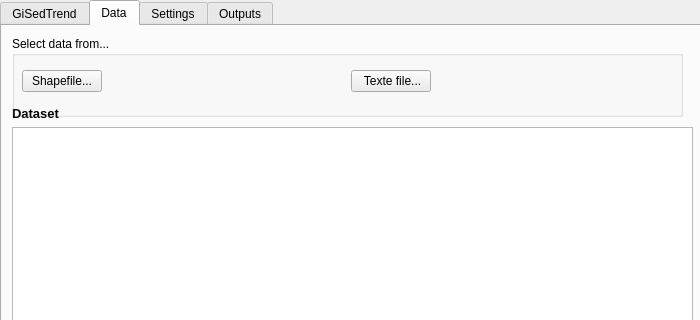
Old version of the form ui_pygisedtrend.ui in the repository epzt/GiSedTrend; both pictures show x 0 to 700 and y 0 to 320 of the 700 by 600 pixel window.
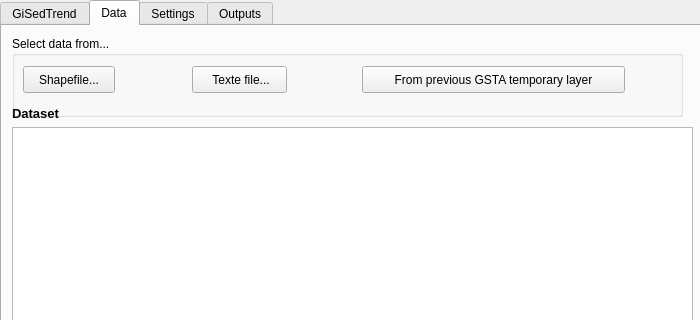
New version of the form. The open tabs and pages were chosen to show the change. Icons and pictures are not drawn.

Commit message: New: add management of temporary layer

Diff of the .ui file:
```diff
--- a/ui_pygisedtrend.ui
+++ b/ui_pygisedtrend.ui
@@ -207,64 +207,32 @@
      <property name="title">
       <string>Select data from...</string>
      </property>
-    </widget>
-    <widget class="QWidget" name="layoutWidget">
-     <property name="geometry">
-      <rect>
-       <x>20</x>
-       <y>41</y>
-       <width>651</width>
-       <height>29</height>
-      </rect>
-     </property>
-     <layout class="QHBoxLayout" name="horizontalLayout_10">
-      <item>
-       <widget class="QPushButton" name="pushButtonShapefile">
-        <property name="text">
-         <string>Shapefile...</string>
-        </property>
-       </widget>
-      </item>
-      <item>
-       <spacer name="horizontalSpacer">
-        <property name="orientation">
-         <enum>Qt::Horizontal</enum>
-        </property>
-        <property name="sizeType">
-         <enum>QSizePolicy::MinimumExpanding</enum>
-        </property>
-        <property name="sizeHint" stdset="0">
-         <size>
-          <width>60</width>
-          <height>20</height>
-         </size>
-        </property>
-       </spacer>
-      </item>
-      <item>
-       <widget class="QPushButton" name="pushButtonTextFile">
-        <property name="text">
-         <string> Texte file...</string>
-        </property>
-       </widget>
-      </item>
-      <item>
-       <spacer name="horizontalSpacer_2">
-        <property name="orientation">
-         <enum>Qt::Horizontal</enum>
-        </property>
-        <property name="sizeType">
-         <enum>QSizePolicy::MinimumExpanding</enum>
-        </property>
-        <property name="sizeHint" stdset="0">
-         <size>
-          <width>60</width>
-          <height>20</height>
-         </size>
-        </property>
-       </spacer>
-      </item>
-     </layout>
+     <widget class="QPushButton" name="pushButtonTextFile">
+      <property name="geometry">
+       <rect>
+        <x>180</x>
+        <y>30</y>
+        <width>95</width>
+        <height>27</height>
+       </rect>
+      </property>
+      <property name="text">
+       <string> Texte file...</string>
+      </property>
+     </widget>
+     <widget class="QPushButton" name="GSTATemporaryLayerButton">
+      <property name="geometry">
+       <rect>
+        <x>350</x>
+        <y>30</y>
+        <width>263</width>
+        <height>27</height>
+       </rect>
+      </property>
+      <property name="text">
+       <string>From previous GSTA temporary layer</string>
+      </property>
+     </widget>
     </widget>
     <widget class="QPushButton" name="pushButtonDeteleRow">
      <property name="geometry">
@@ -305,6 +273,19 @@
       </item>
      </layout>
     </widget>
+    <widget class="QPushButton" name="pushButtonShapefile">
+     <property name="geometry">
+      <rect>
+       <x>21</x>
+       <y>40</y>
+       <width>92</width>
+       <height>27</height>
+      </rect>
+     </property>
+     <property name="text">
+      <string>Shapefile...</string>
+     </property>
+    </widget>
     <zorder>layoutWidget</zorder>
     <zorder>groupBox_6</zorder>
     <zorder>layoutWidget</zorder>
```
Left out of the diff: 2 changed lines with no effect on the pictures. The commit also changes 3 other files.
